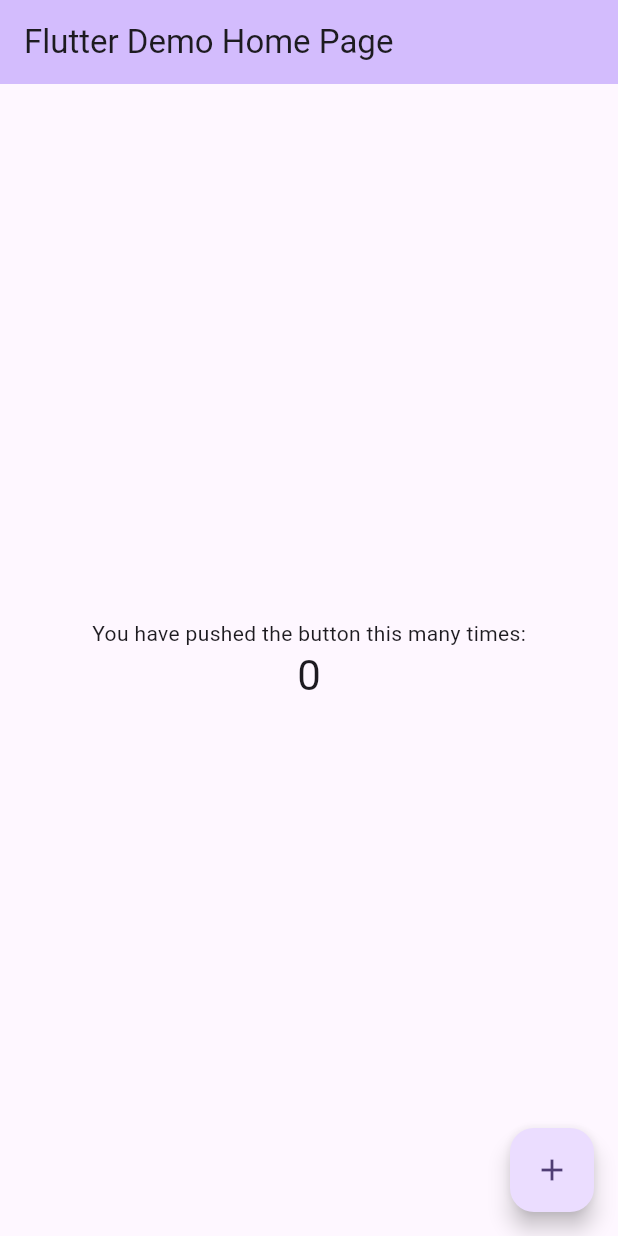
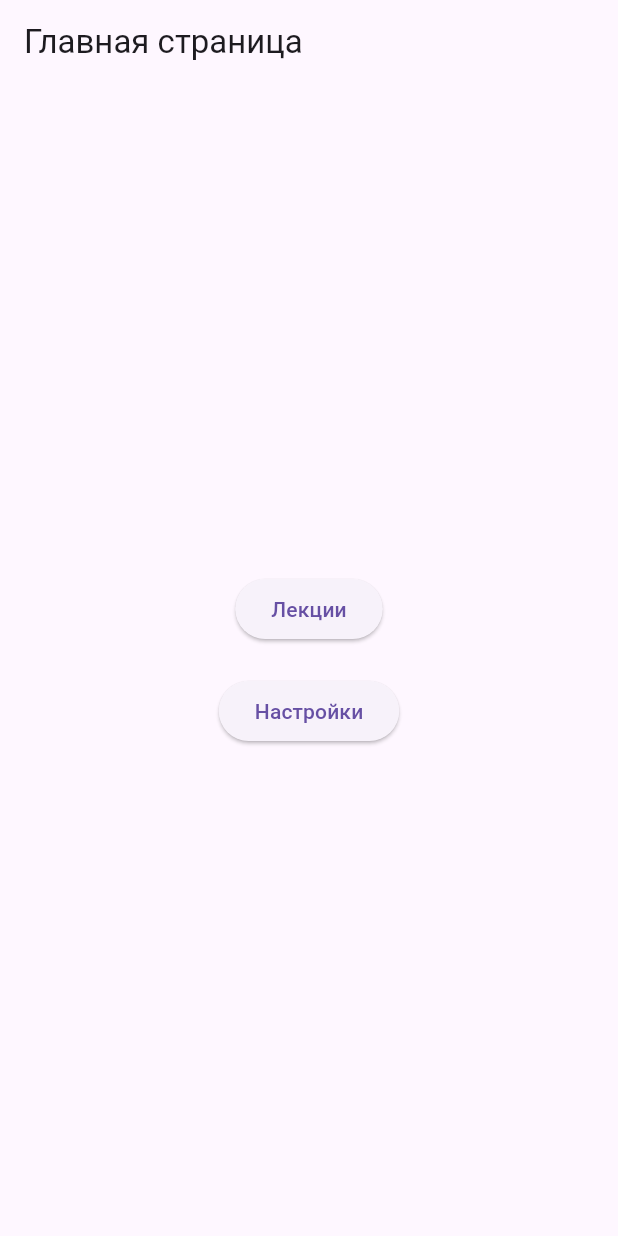
Before and after one commit to AlexeyRau/flutterProjects, a Flutter app: the screen it shows after launch, on a phone screen of 412 x 824 dp. Run offline on Flutter 3.47's test engine with Material 3 defaults, Android fonts, the phone set to English and light mode, and no system bars.

Commit message:
feat: Добавлен начальный экран

```diff
--- a/StudyFlow/study_flow/lib/main.dart
+++ b/StudyFlow/study_flow/lib/main.dart
@@ -1,122 +1,19 @@
 import 'package:flutter/material.dart';
+import 'package:study_flow/pages/home_page/home_page.dart';
 
 void main() {
-  runApp(const MyApp());
+  runApp(MyApp());
 }
 
 class MyApp extends StatelessWidget {
-  const MyApp({super.key});
-
-  // This widget is the root of your application.
   @override
   Widget build(BuildContext context) {
     return MaterialApp(
-      title: 'Flutter Demo',
+      title: 'Мое Приложение',
       theme: ThemeData(
-        // This is the theme of your application.
-        //
-        // TRY THIS: Try running your application with "flutter run". You'll see
-        // the application has a purple toolbar. Then, without quitting the app,
-        // try changing the seedColor in the colorScheme below to Colors.green
-        // and then invoke "hot reload" (save your changes or press the "hot
-        // reload" button in a Flutter-supported IDE, or press "r" if you used
-        // the command line to start the app).
-        //
-        // Notice that the counter didn't reset back to zero; the application
-        // state is not lost during the reload. To reset the state, use hot
-        // restart instead.
-        //
-        // This works for code too, not just values: Most code changes can be
-        // tested with just a hot reload.
-        colorScheme: ColorScheme.fromSeed(seedColor: Colors.deepPurple),
+        primarySwatch: Colors.blue,
       ),
-      home: const MyHomePage(title: 'Flutter Demo Home Page'),
+      home: HomePage(),
     );
   }
 }
-
-class MyHomePage extends StatefulWidget {
-  const MyHomePage({super.key, required this.title});
-
-  // This widget is the home page of your application. It is stateful, meaning
-  // that it has a State object (defined below) that contains fields that affect
-  // how it looks.
-
-  // This class is the configuration for the state. It holds the values (in this
-  // case the title) provided by the parent (in this case the App widget) and
-  // used by the build method of the State. Fields in a Widget subclass are
-  // always marked "final".
-
-  final String title;
-
-  @override
-  State<MyHomePage> createState() => _MyHomePageState();
-}
-
-class _MyHomePageState extends State<MyHomePage> {
-  int _counter = 0;
-
-  void _incrementCounter() {
-    setState(() {
-      // This call to setState tells the Flutter framework that something has
-      // changed in this State, which causes it to rerun the build method below
-      // so that the display can reflect the updated values. If we changed
-      // _counter without calling setState(), then the build method would not be
-      // called again, and so nothing would appear to happen.
-      _counter++;
-    });
-  }
-
-  @override
-  Widget build(BuildContext context) {
-    // This method is rerun every time setState is called, for instance as done
-    // by the _incrementCounter method above.
-    //
-    // The Flutter framework has been optimized to make rerunning build methods
-    // fast, so that you can just rebuild anything that needs updating rather
-    // than having to individually change instances of widgets.
-    return Scaffold(
-      appBar: AppBar(
-        // TRY THIS: Try changing the color here to a specific color (to
-        // Colors.amber, perhaps?) and trigger a hot reload to see the AppBar
-        // change color while the other colors stay the same.
-        backgroundColor: Theme.of(context).colorScheme.inversePrimary,
-        // Here we take the value from the MyHomePage object that was created by
-        // the App.build method, and use it to set our appbar title.
-        title: Text(widget.title),
-      ),
-      body: Center(
-        // Center is a layout widget. It takes a single child and positions it
-        // in the middle of the parent.
-        child: Column(
-          // Column is also a layout widget. It takes a list of children and
-          // arranges them vertically. By default, it sizes itself to fit its
-          // children horizontally, and tries to be as tall as its parent.
-          //
-          // Column has various properties to control how it sizes itself and
-          // how it positions its children. Here we use mainAxisAlignment to
-          // center the children vertically; the main axis here is the vertical
-          // axis because Columns are vertical (the cross axis would be
-          // horizontal).
-          //
-          // TRY THIS: Invoke "debug painting" (choose the "Toggle Debug Paint"
-          // action in the IDE, or press "p" in the console), to see the
-          // wireframe for each widget.
-          mainAxisAlignment: MainAxisAlignment.center,
-          children: <Widget>[
-            const Text('You have pushed the button this many times:'),
-            Text(
-              '$_counter',
-              style: Theme.of(context).textTheme.headlineMedium,
-            ),
-          ],
-        ),
-      ),
-      floatingActionButton: FloatingActionButton(
-        onPressed: _incrementCounter,
-        tooltip: 'Increment',
-        child: const Icon(Icons.add),
-      ), // This trailing comma makes auto-formatting nicer for build methods.
-    );
-  }
-}
--- /dev/null
+++ b/StudyFlow/study_flow/lib/pages/home_page/home_page.dart
@@ -0,0 +1,43 @@
+
+import 'package:flutter/material.dart';
+import 'package:study_flow/pages/settings_page/settings_page.dart';
+import 'package:study_flow/pages/subjects_page/subjects_page.dart';
+
+class HomePage extends StatelessWidget {
+  @override
+  Widget build(BuildContext context) {
+    return Scaffold(
+      appBar: AppBar(
+        title: Text('Главная страница'),
+      ),
+      body: Center(
+        child: Column(
+          mainAxisAlignment: MainAxisAlignment.center,
+          children: <Widget>[
+            ElevatedButton(
+              onPressed: () {
+                // Переход на страницу с лекциями
+                Navigator.push(
+                  context,
+                  MaterialPageRoute(builder: (context) => SubjectsPage()),
+                );
+              },
+              child: Text('Лекции'),
+            ),
+            SizedBox(height: 20), // Пространство между кнопками
+            ElevatedButton(
+              onPressed: () {
+                // Переход на страницу настроек
+                Navigator.push(
+                  context,
+                  MaterialPageRoute(builder: (context) => SettingsPage()),
+                );
+              },
+              child: Text('Настройки'),
+            ),
+          ],
+        ),
+      ),
+    );
+  }
+}
--- /dev/null
+++ b/StudyFlow/study_flow/lib/pages/settings_page/settings_page.dart
@@ -0,0 +1,15 @@
+import 'package:flutter/material.dart';
+
+class SettingsPage extends StatelessWidget {
+  @override
+  Widget build(BuildContext context) {
+    return Scaffold(
+      appBar: AppBar(
+        title: Text('Настройки'),
+      ),
+      body: Center(
+        child: Text('Здесь будут настройки'),
+      ),
+    );
+  }
+}
```
Also changed, not shown: StudyFlow/study_flow/lib/pages/subjects_page/subjects_page.dart (added, +15 -0 lines).
